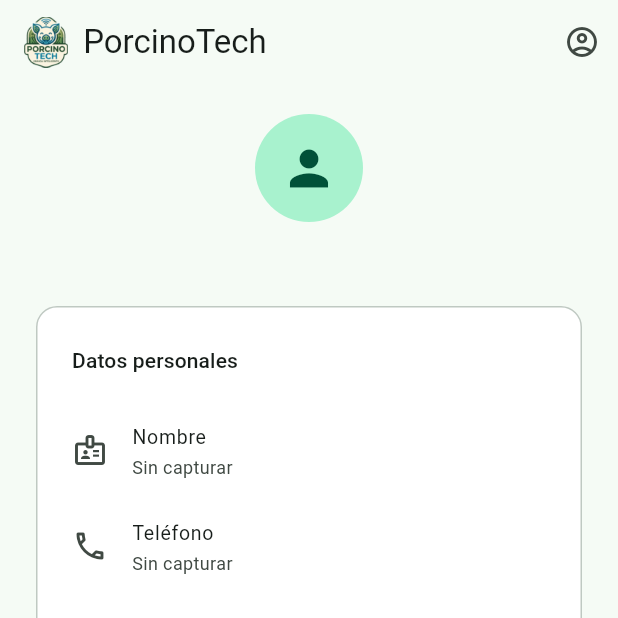
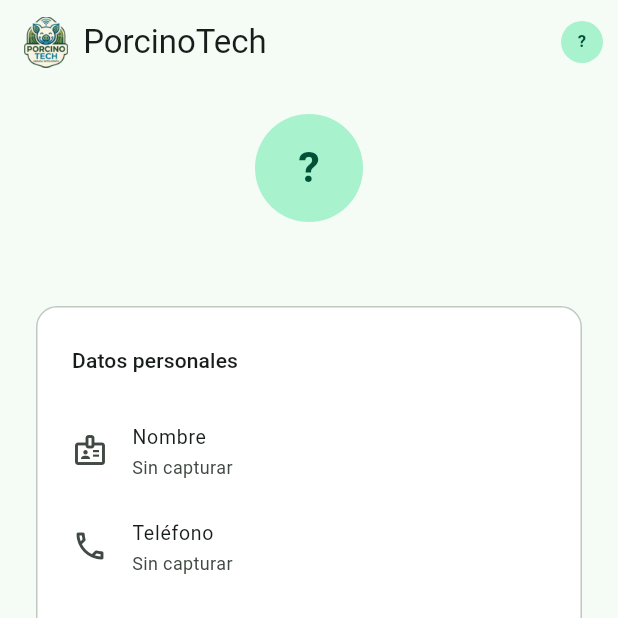
Before and after one commit to angel04-gifd/porcinotech, a Flutter app: the ProfileScreen screen opened by its route, on a phone screen of 412 x 824 dp, the top half of it. Run offline on Flutter 3.47's test engine with Material 3 defaults, Android fonts, the phone set to English and light mode, and no system bars; our stand-ins replace fl_chart, flutter_riverpod, go_router, shared_preferences, supabase_flutter; accounts and stored records are empty; network calls fail.

Commit message:
feat: mostrar el avatar en la barra superior y en el perfil
El ícono de arriba a la derecha y la cabecera del perfil usan la foto de Google
o las iniciales, en lugar del ícono genérico.

Co-Authored-By: Claude Sonnet 5.5 <noreply@anthropic.com>

```diff
--- a/lib/core/widgets/main_layout.dart
+++ b/lib/core/widgets/main_layout.dart
@@ -4,6 +4,7 @@ import 'package:go_router/go_router.dart';
 
 import '../../features/auth/data/auth_repository.dart';
 import '../../features/farms/presentation/farm_picker.dart';
+import 'user_avatar.dart';
 
 class MainLayout extends ConsumerWidget {
   const MainLayout({super.key, required this.child});
@@ -41,8 +42,9 @@ class MainLayout extends ConsumerWidget {
               ),
             ),
           IconButton(
+            tooltip: 'Mi perfil',
             onPressed: () => context.go('/perfil'),
-            icon: const Icon(Icons.account_circle_outlined),
+            icon: const UserAvatar(radius: 14),
           ),
         ],
       ),
--- a/lib/features/profile/presentation/profile_screen.dart
+++ b/lib/features/profile/presentation/profile_screen.dart
@@ -4,6 +4,7 @@ import 'package:flutter_riverpod/flutter_riverpod.dart';
 import 'package:go_router/go_router.dart';
 
 import '../../../core/widgets/error_view.dart';
+import '../../../core/widgets/user_avatar.dart';
 import '../../auth/data/auth_repository.dart';
 import '../../auth/presentation/auth_controller.dart';
 import '../../farms/presentation/farm_picker.dart';
@@ -105,7 +106,7 @@ class ProfileScreen extends ConsumerWidget {
     return ListView(
       padding: const EdgeInsets.all(20),
       children: [
-        const CircleAvatar(radius: 36, child: Icon(Icons.person, size: 38)),
+        const Center(child: UserAvatar(radius: 36)),
         const SizedBox(height: 12),
         Center(child: Text(email ?? '', style: texts.titleMedium)),
         const SizedBox(height: 16),
```
